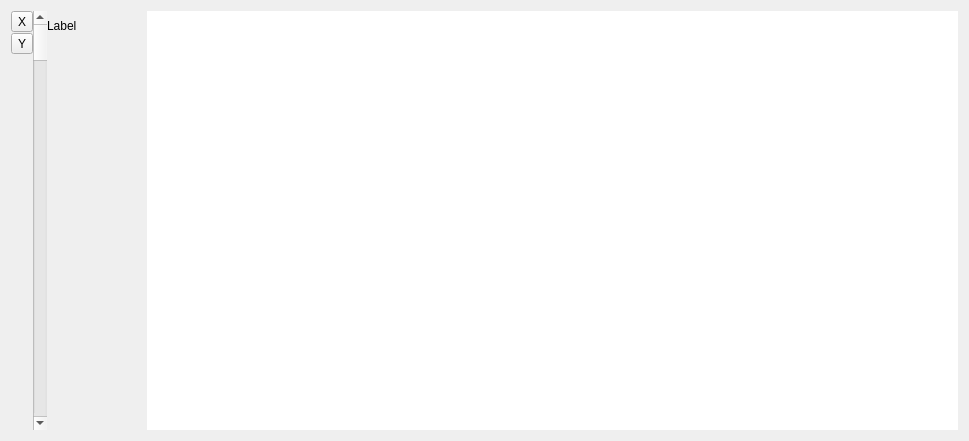
Before: the Qt Designer form timelinewidget.ui in pfaion/TimelineTest, drawn with Qt 5.
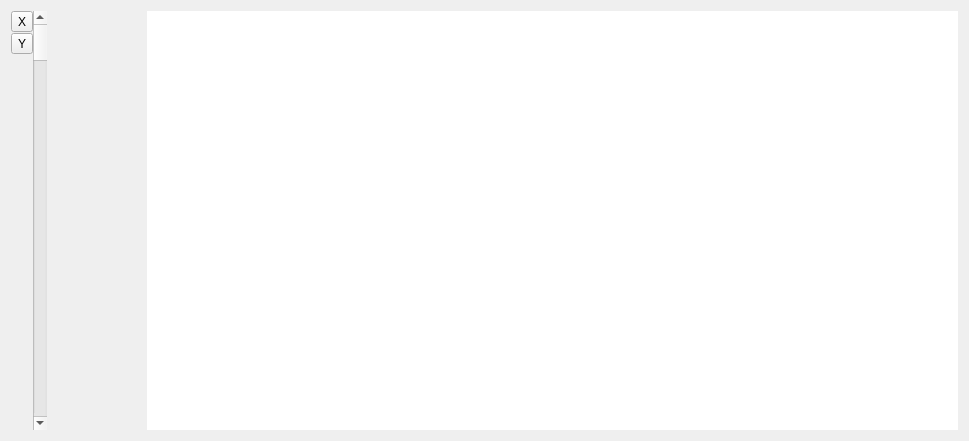
After: the same form once the commit is applied.

What changed in the file:
```diff
--- a/timelinewidget.ui
+++ b/timelinewidget.ui
@@ -60,13 +60,13 @@
      <property name="minimumSize">
       <size>
        <width>0</width>
-       <height>30</height>
+       <height>25</height>
       </size>
      </property>
      <property name="maximumSize">
       <size>
        <width>16777215</width>
-       <height>30</height>
+       <height>25</height>
       </size>
      </property>
      <property name="sizeIncrement">
@@ -171,7 +171,7 @@
         <x>0</x>
         <y>0</y>
         <width>100</width>
-        <height>387</height>
+        <height>392</height>
        </rect>
       </property>
       <property name="minimumSize">
@@ -207,11 +207,20 @@
     </widget>
    </item>
    <item row="0" column="2">
-    <widget class="QLabel" name="label">
-     <property name="text">
-      <string>Label</string>
+    <spacer name="verticalSpacer">
+     <property name="orientation">
+      <enum>Qt::Vertical</enum>
      </property>
-    </widget>
+     <property name="sizeType">
+      <enum>QSizePolicy::Fixed</enum>
+     </property>
+     <property name="sizeHint" stdset="0">
+      <size>
+       <width>20</width>
+       <height>25</height>
+      </size>
+     </property>
+    </spacer>
    </item>
   </layout>
  </widget>
```
